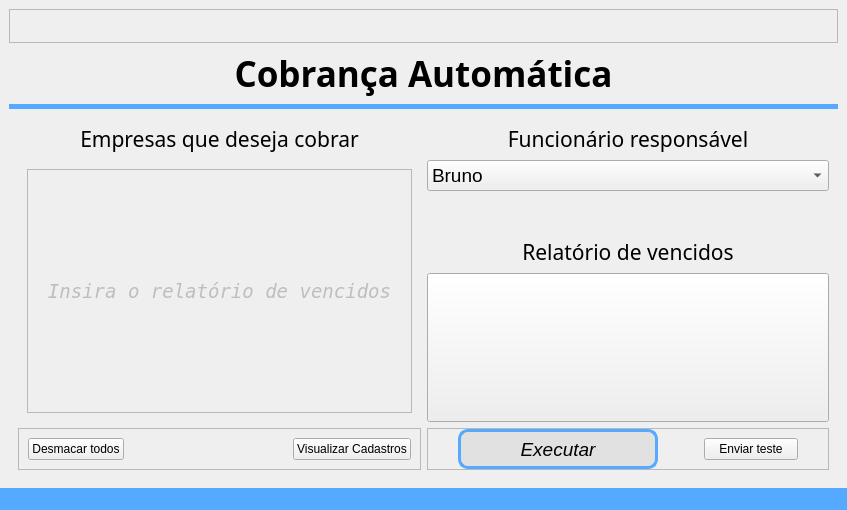
Above: code/src/ui/window_cobranca.ui from Sl3nc/Email_Debt before the change. Below: the same form after it.
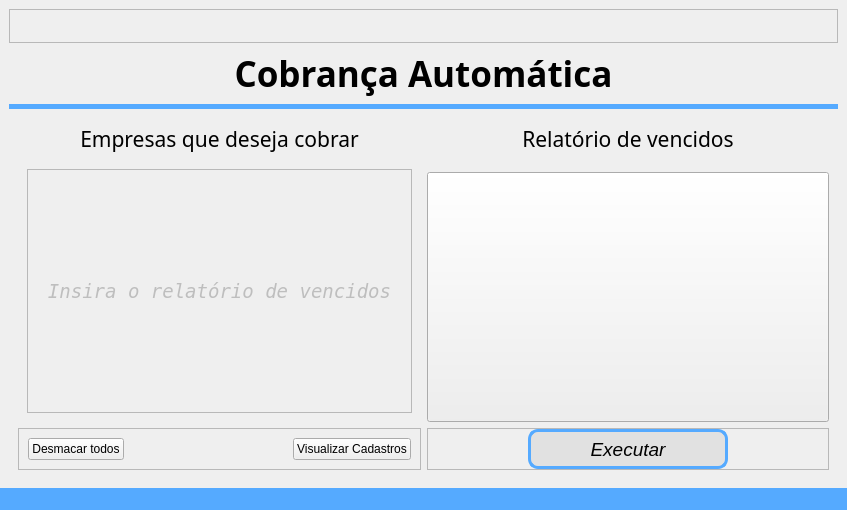
That is the form after the change. Icons and pictures are not drawn.

The edit to the form file:
```diff
--- a/code/src/ui/window_cobranca.ui
+++ b/code/src/ui/window_cobranca.ui
@@ -102,7 +102,7 @@
         <enum>Qt::LayoutDirection::LeftToRight</enum>
        </property>
        <layout class="QGridLayout" name="gridLayout_3">
-        <item row="8" column="0">
+        <item row="6" column="0">
          <widget class="QFrame" name="frame_7">
           <property name="frameShape">
            <enum>QFrame::Shape::StyledPanel</enum>
@@ -156,7 +156,7 @@
           </layout>
          </widget>
         </item>
-        <item row="6" column="1">
+        <item row="4" column="1">
          <widget class="QPushButton" name="pushButton_body_relatorio_anexar">
           <property name="sizePolicy">
            <sizepolicy hsizetype="Expanding" vsizetype="Expanding">
@@ -197,77 +197,7 @@
           </property>
          </widget>
         </item>
-        <item row="4" column="1">
-         <spacer name="verticalSpacer">
-          <property name="orientation">
-           <enum>Qt::Orientation::Vertical</enum>
-          </property>
-          <property name="sizeType">
-           <enum>QSizePolicy::Policy::Maximum</enum>
-          </property>
-          <property name="sizeHint" stdset="0">
-           <size>
-            <width>20</width>
-            <height>40</height>
-           </size>
-          </property>
-         </spacer>
-        </item>
-        <item row="2" column="1" rowspan="2">
-         <widget class="QComboBox" name="comboBox_body_funcionario">
-          <property name="sizePolicy">
-           <sizepolicy hsizetype="Minimum" vsizetype="Fixed">
-            <horstretch>0</horstretch>
-            <verstretch>0</verstretch>
-           </sizepolicy>
-          </property>
-          <property name="font">
-           <font>
-            <family>Segoe UI</family>
-            <pointsize>14</pointsize>
-           </font>
-          </property>
-          <property name="cursor">
-           <cursorShape>PointingHandCursor</cursorShape>
-          </property>
-          <property name="layoutDirection">
-           <enum>Qt::LayoutDirection::LeftToRight</enum>
-          </property>
-          <item>
-           <property name="text">
-            <string>Bruno</string>
-           </property>
-          </item>
-          <item>
-           <property name="text">
-            <string>Wellington</string>
-           </property>
-          </item>
-         </widget>
-        </item>
-        <item row="0" column="1">
-         <widget class="QLabel" name="label_body_funcionario_title">
-          <property name="sizePolicy">
-           <sizepolicy hsizetype="Preferred" vsizetype="Maximum">
-            <horstretch>0</horstretch>
-            <verstretch>0</verstretch>
-           </sizepolicy>
-          </property>
-          <property name="font">
-           <font>
-            <family>Tw Cen MT</family>
-            <pointsize>16</pointsize>
-           </font>
-          </property>
-          <property name="text">
-           <string>Funcionário responsável</string>
-          </property>
-          <property name="alignment">
-           <set>Qt::AlignmentFlag::AlignCenter</set>
-          </property>
-         </widget>
-        </item>
-        <item row="8" column="1">
+        <item row="6" column="1">
          <widget class="QFrame" name="frame">
           <property name="sizePolicy">
            <sizepolicy hsizetype="Preferred" vsizetype="Maximum">
@@ -330,29 +260,6 @@
              </property>
             </widget>
            </item>
-           <item row="0" column="2">
-            <widget class="QPushButton" name="pushButton_2">
-             <property name="text">
-              <string>Enviar teste</string>
-             </property>
-            </widget>
-           </item>
-           <item row="0" column="1">
-            <spacer name="horizontalSpacer_5">
-             <property name="orientation">
-              <enum>Qt::Orientation::Horizontal</enum>
-             </property>
-             <property name="sizeType">
-              <enum>QSizePolicy::Policy::Maximum</enum>
-             </property>
-             <property name="sizeHint" stdset="0">
-              <size>
-               <width>40</width>
-               <height>20</height>
-              </size>
-             </property>
-            </spacer>
-           </item>
           </layout>
          </widget>
         </item>
@@ -372,29 +279,7 @@
           </property>
          </widget>
         </item>
-        <item row="5" column="1">
-         <widget class="QLabel" name="label_bodyrelatorio_title">
-          <property name="sizePolicy">
-           <sizepolicy hsizetype="Preferred" vsizetype="Maximum">
-            <horstretch>0</horstretch>
-            <verstretch>0</verstretch>
-           </sizepolicy>
-          </property>
-          <property name="font">
-           <font>
-            <family>Tw Cen MT</family>
-            <pointsize>16</pointsize>
-           </font>
-          </property>
-          <property name="text">
-           <string>Relatório de vencidos</string>
-          </property>
-          <property name="alignment">
-           <set>Qt::AlignmentFlag::AlignCenter</set>
-          </property>
-         </widget>
-        </item>
-        <item row="2" column="0" rowspan="5">
+        <item row="2" column="0" rowspan="3">
          <widget class="QStackedWidget" name="stackedWidget_empresas">
           <property name="enabled">
            <bool>true</bool>
@@ -474,6 +359,28 @@
           </widget>
          </widget>
         </item>
+        <item row="0" column="1">
+         <widget class="QLabel" name="label_bodyrelatorio_title">
+          <property name="sizePolicy">
+           <sizepolicy hsizetype="Preferred" vsizetype="Maximum">
+            <horstretch>0</horstretch>
+            <verstretch>0</verstretch>
+           </sizepolicy>
+          </property>
+          <property name="font">
+           <font>
+            <family>Tw Cen MT</family>
+            <pointsize>16</pointsize>
+           </font>
+          </property>
+          <property name="text">
+           <string>Relatório de vencidos</string>
+          </property>
+          <property name="alignment">
+           <set>Qt::AlignmentFlag::AlignCenter</set>
+          </property>
+         </widget>
+        </item>
        </layout>
       </widget>
       <widget class="QWidget" name="page_2">
@@ -549,6 +456,16 @@
             </property>
            </widget>
           </item>
+          <item row="1" column="0">
+           <widget class="QProgressBar" name="progressBar">
+            <property name="value">
+             <number>0</number>
+            </property>
+            <property name="textVisible">
+             <bool>false</bool>
+            </property>
+           </widget>
+          </item>
          </layout>
         </item>
        </layout>
```
